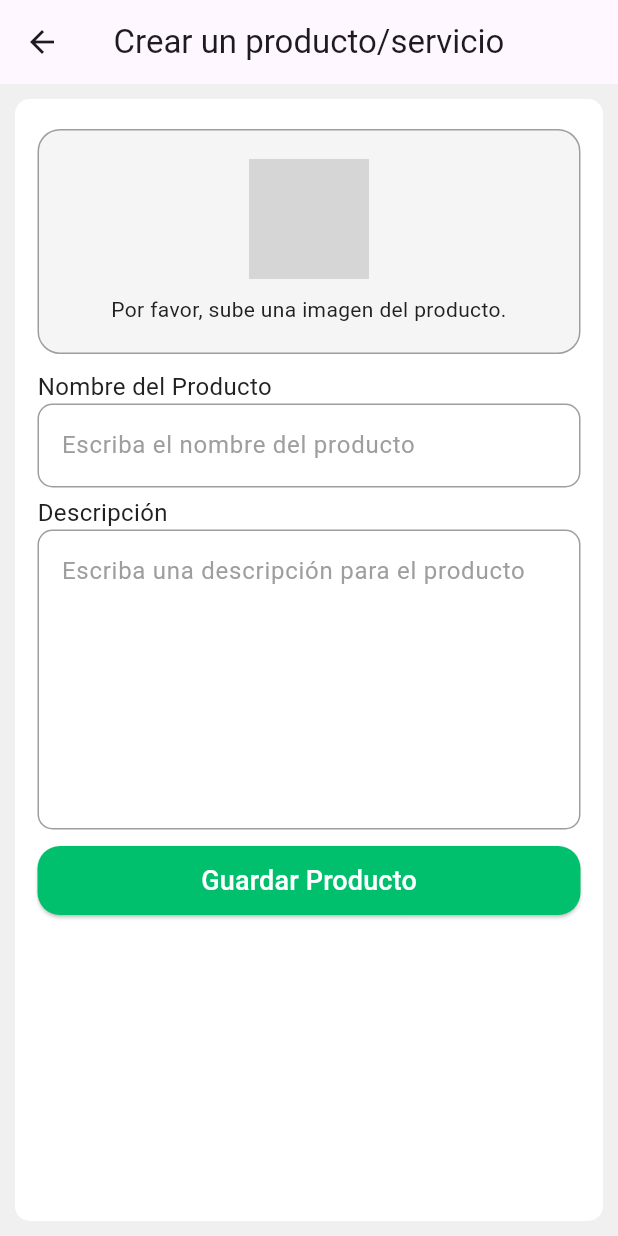
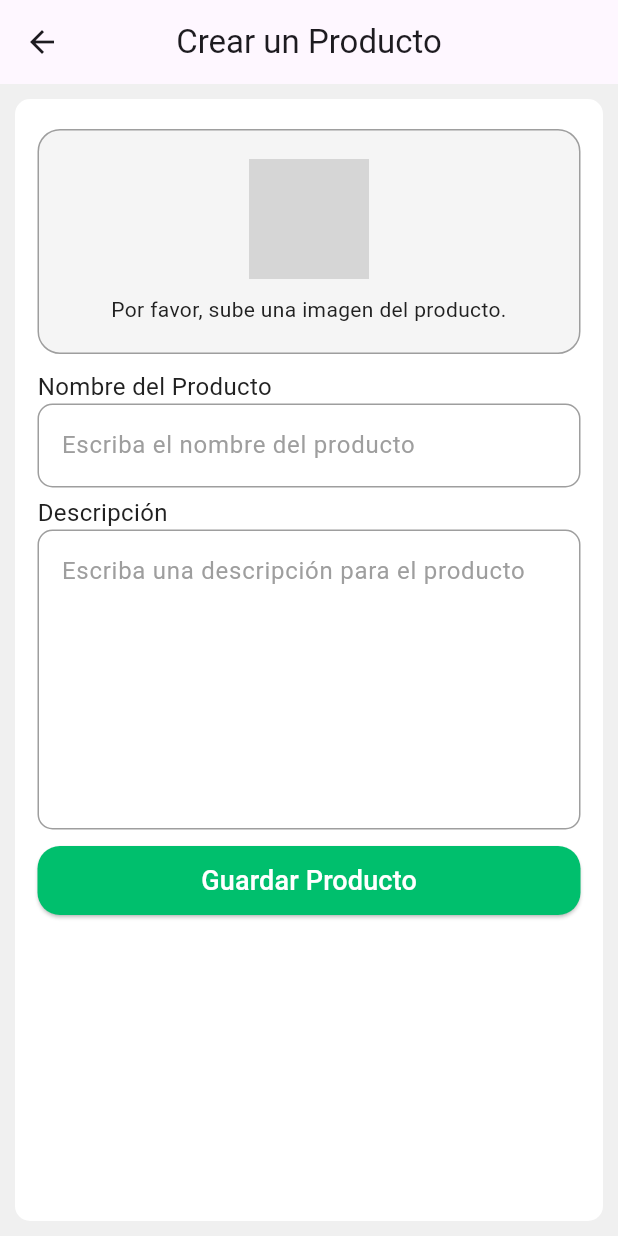
Before and after one commit to jaimecalderon19/sysman-flutter-app, a Flutter app: the ProductAddScreen screen opened directly, on a phone screen of 412 x 824 dp. Run offline on Flutter 3.47's test engine with Material 3 defaults, Android fonts, the phone set to English and light mode, and no system bars; our stand-ins replace flutter_svg, image_picker, sqflite; accounts and stored records are empty; grey boxes are pictures that could not be loaded.

Commit message:
change form screen

```diff
--- a/lib/screens/created_product.dart
+++ b/lib/screens/created_product.dart
@@ -12,10 +12,7 @@ class ProductAddScreen extends StatefulWidget {
 }
 
 class _ProductAddScreenState extends State<ProductAddScreen> {
-  bool isService = false; // Variable para controlar el tipo seleccionado
-  List<VariantField> variantFields = [];
   File? _image;
-  String _imageExtencion = "jpeg";
 
   final TextEditingController _nameController = TextEditingController();
   final TextEditingController _descriptionController = TextEditingController();
@@ -28,10 +25,6 @@ class _ProductAddScreenState extends State<ProductAddScreen> {
     _descriptionController.dispose();
     _cantidadController.dispose();
     _precioProductoController.dispose();
-    for (var field in variantFields) {
-      field.precioController.dispose();
-      field.duracionController.dispose();
-    }
     super.dispose();
   }
 
@@ -63,7 +56,7 @@ Future<void> storeProduct() async {
   Widget build(BuildContext context) {
     return Scaffold(
       appBar: AppBar(
-        title: Text('Crear un producto/servicio'),
+        title: const Text('Crear un Producto'),
         centerTitle: true,
       ),
       backgroundColor: const Color(0xFFF0F0F0),
@@ -154,10 +147,3 @@ Future<void> storeProduct() async {
     );
   }
 }
-
-class VariantField {
-  final TextEditingController precioController;
-  final TextEditingController duracionController;
-
-  VariantField(this.precioController, this.duracionController);
-}
```
